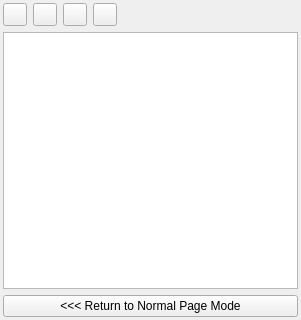
First picture: the form in scribus/ui/pagepalette_masterpagesbase.ui, repository scribusproject/scribus, before the edit.
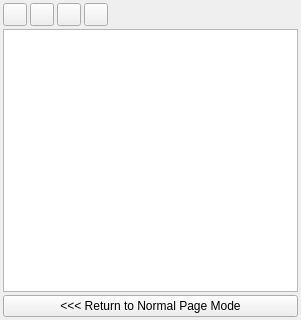
Second picture: the form after the edit.

Commit message: #16528: Correct spacing for Manage Masterpages dock palette <bubu>

What changed in the file:
```diff
--- a/scribus/ui/pagepalette_masterpagesbase.ui
+++ b/scribus/ui/pagepalette_masterpagesbase.ui
@@ -20,6 +20,9 @@
    <string notr="true">Form</string>
   </property>
   <layout class="QVBoxLayout" name="verticalLayout">
+   <property name="spacing">
+    <number>3</number>
+   </property>
    <property name="sizeConstraint">
     <enum>QLayout::SetDefaultConstraint</enum>
    </property>
@@ -37,6 +40,9 @@
    </property>
    <item>
     <layout class="QHBoxLayout" name="buttonLayout">
+     <property name="spacing">
+      <number>3</number>
+     </property>
      <item>
       <widget class="QToolButton" name="newButton">
        <property name="text">
```
